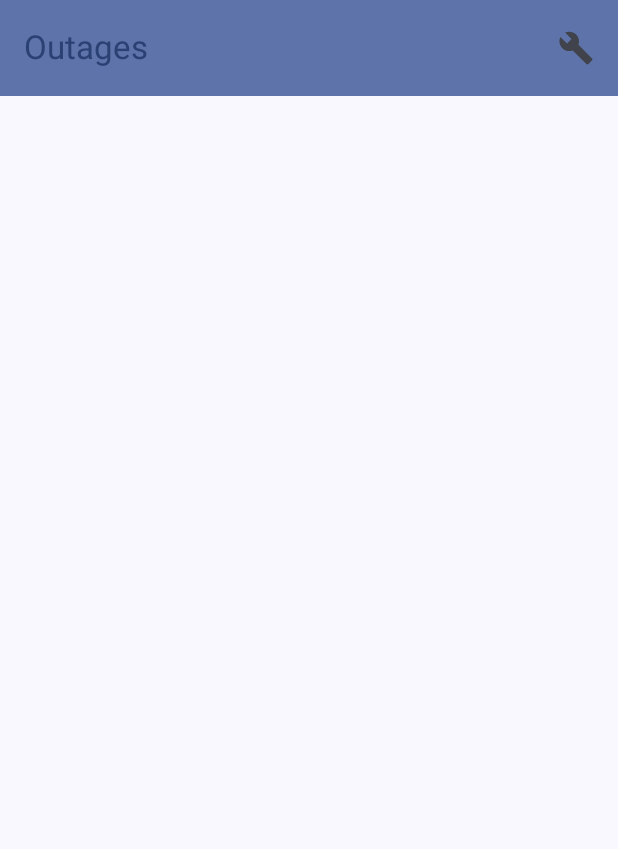
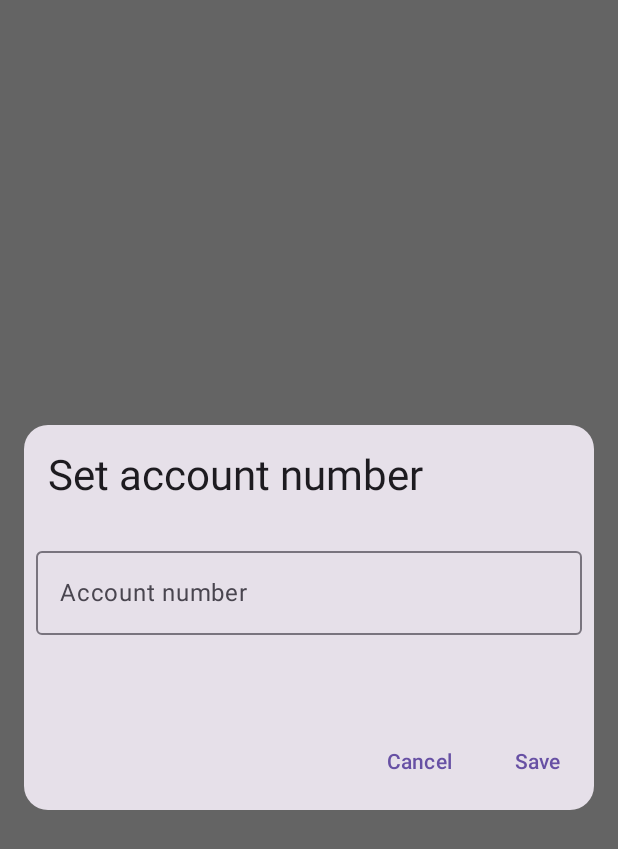
Before and after one commit to AndriyTyranovets/IF-Outages, an Android app built with Jetpack Compose: the screen it shows after launch (MainActivity), on a phone screen of 412 x 824 dp. Shown: the top 849 px of the screen. Run offline under Robolectric (Android 15) with nearby library versions, the phone set to English and light mode, and no system bars; our stand-ins replace livedata-compose.

Commit message:
Integrated DataStore + refactor

```diff
--- a/app/src/main/AndroidManifest.xml
+++ b/app/src/main/AndroidManifest.xml
@@ -6,6 +6,7 @@
     <uses-permission android:name="android.permission.ACCESS_NETWORK_STATE" />
 
     <application
+        android:name=".IFOutagesApplication"
         android:allowBackup="true"
         android:dataExtractionRules="@xml/data_extraction_rules"
         android:fullBackupContent="@xml/backup_rules"
@@ -19,7 +20,9 @@
             android:name=".MainActivity"
             android:exported="true"
             android:label="@string/app_name"
-            android:theme="@style/Theme.IFOutages">
+            android:theme="@style/Theme.IFOutages"
+            android:configChanges="orientation"
+            android:screenOrientation="portrait">
             <intent-filter>
                 <action android:name="android.intent.action.MAIN" />
 
--- /dev/null
+++ b/app/src/main/java/com/github/andriytyranovets/ifoutages/IFOutagesApplication.kt
@@ -0,0 +1,19 @@
+package com.github.andriytyranovets.ifoutages
+
+import android.app.Application
+import android.content.Context
+import androidx.datastore.core.DataStore
+import androidx.datastore.preferences.core.Preferences
+import androidx.datastore.preferences.preferencesDataStore
+import com.github.andriytyranovets.ifoutages.datastore.DataStoreRepository
+
+private val Context.dataStore: DataStore<Preferences> by preferencesDataStore(
+    name = "appdata"
+)
+class IFOutagesApplication: Application() {
+    lateinit var dataStoreRepository: DataStoreRepository
+    override fun onCreate() {
+        super.onCreate()
+        dataStoreRepository = DataStoreRepository(dataStore)
+    }
+}
--- a/app/src/main/java/com/github/andriytyranovets/ifoutages/MainActivity.kt
+++ b/app/src/main/java/com/github/andriytyranovets/ifoutages/MainActivity.kt
@@ -1,249 +1,128 @@
 package com.github.andriytyranovets.ifoutages
 
-import android.content.Context
+import android.content.pm.ActivityInfo
 import android.os.Bundle
-import android.util.Log
 import androidx.activity.ComponentActivity
 import androidx.activity.compose.setContent
 import androidx.activity.enableEdgeToEdge
 import androidx.activity.viewModels
 import androidx.compose.foundation.ExperimentalFoundationApi
-import androidx.compose.foundation.background
-import androidx.compose.foundation.focusable
 import androidx.compose.foundation.layout.Arrangement
-import androidx.compose.foundation.layout.Box
 import androidx.compose.foundation.layout.Column
-import androidx.compose.foundation.layout.PaddingValues
-import androidx.compose.foundation.layout.Row
-import androidx.compose.foundation.layout.fillMaxHeight
 import androidx.compose.foundation.layout.fillMaxSize
-import androidx.compose.foundation.layout.fillMaxWidth
-import androidx.compose.foundation.layout.height
 import androidx.compose.foundation.layout.padding
-import androidx.compose.foundation.lazy.LazyColumn
-import androidx.compose.foundation.lazy.items
-import androidx.compose.foundation.shape.RoundedCornerShape
 import androidx.compose.material.icons.Icons
 import androidx.compose.material.icons.filled.Build
-import androidx.compose.material3.Card
+import androidx.compose.material3.CircularProgressIndicator
 import androidx.compose.material3.ExperimentalMaterial3Api
 import androidx.compose.material3.Icon
 import androidx.compose.material3.IconButton
 import androidx.compose.material3.MaterialTheme
-import androidx.compose.material3.OutlinedTextField
 import androidx.compose.material3.Scaffold
 import androidx.compose.material3.SnackbarHost
 import androidx.compose.material3.SnackbarHostState
 import androidx.compose.material3.Text
-import androidx.compose.material3.TextButton
 import androidx.compose.material3.TopAppBar
 import androidx.compose.material3.TopAppBarDefaults
 import androidx.compose.runtime.Composable
-import androidx.compose.runtime.LaunchedEffect
+import androidx.compose.runtime.collectAsState
 import androidx.compose.runtime.getValue
 import androidx.compose.runtime.livedata.observeAsState
 import androidx.compose.runtime.mutableStateOf
 import androidx.compose.runtime.remember
-import androidx.compose.runtime.rememberCoroutineScope
-import androidx.compose.runtime.saveable.rememberSaveable
 import androidx.compose.runtime.setValue
+import androidx.compose.ui.Alignment
 import androidx.compose.ui.Modifier
-import androidx.compose.ui.draw.shadow
-import androidx.compose.ui.graphics.Color
-import androidx.compose.ui.text.TextStyle
-import androidx.compose.ui.text.font.FontFamily
-import androidx.compose.ui.text.font.FontWeight
-import androidx.compose.ui.tooling.preview.Preview
-import androidx.compose.ui.unit.dp
-import androidx.compose.ui.unit.sp
-import androidx.compose.ui.window.Dialog
-import androidx.datastore.core.DataStore
-import androidx.datastore.preferences.core.Preferences
-import androidx.datastore.preferences.preferencesDataStore
-import com.github.andriytyranovets.ifoutages.config.Formatter
-import com.github.andriytyranovets.ifoutages.datastore.DataStoreRepository
-import com.github.andriytyranovets.ifoutages.models.OutageDuration
+import androidx.lifecycle.lifecycleScope
+import com.github.andriytyranovets.ifoutages.ui.AccountNumberDialog
+import com.github.andriytyranovets.ifoutages.ui.OutageList
 import com.github.andriytyranovets.ifoutages.ui.theme.IFOutagesTheme
 import com.github.andriytyranovets.ifoutages.viewmodels.MainViewModel
-import java.time.LocalDateTime
+import kotlinx.coroutines.launch
 
-private val Context.dataStore: DataStore<Preferences> by preferencesDataStore(
-    name = "appdata"
-)
-
-@OptIn(ExperimentalMaterial3Api::class, ExperimentalFoundationApi::class)
 class MainActivity : ComponentActivity() {
-    private val viewModel: MainViewModel by viewModels()
-    lateinit var store: DataStoreRepository
+    private val viewModel: MainViewModel by viewModels(factoryProducer = { MainViewModel.factory })
 
     override fun onCreate(savedInstanceState: Bundle?) {
         super.onCreate(savedInstanceState)
-        store = DataStoreRepository(dataStore)
+
+        requestedOrientation = ActivityInfo.SCREEN_ORIENTATION_PORTRAIT
 
         enableEdgeToEdge()
         setContent {
-            var accountNumber: String? by rememberSaveable { mutableStateOf(null) }
+            val accountNumber by viewModel.accountNumber.collectAsState()
+            var showDialog by remember { mutableStateOf(false) }
 
-            val scope = rememberCoroutineScope()
             val snackbarHostState = remember { SnackbarHostState() }
-            val outages by viewModel.outages.observeAsState(emptyMap())
             val queue by viewModel.queue.observeAsState("")
 
-            var showDialog by remember { mutableStateOf(false) }
-
-            IFOutagesTheme {
-                Scaffold(
+            when(accountNumber) {
+                null -> Column(
                     modifier = Modifier.fillMaxSize(),
-                    snackbarHost = { SnackbarHost(hostState = snackbarHostState) },
-                    topBar = {
-                        TopAppBar(
-                            colors = TopAppBarDefaults.topAppBarColors(
-                                containerColor = MaterialTheme.colorScheme.primaryContainer,
-                                titleContentColor = MaterialTheme.colorScheme.primary,
-                            ),
-//                            title = { Text("Queue ${q}.${s}") },
-                            title = { Text("Outages${if(queue.isBlank()) "" else ": Queue ${queue}"}") },
-                            actions = {
-                                IconButton(onClick = { showDialog = true }) {
-                                    Icon(imageVector = Icons.Default.Build, contentDescription = "Change account number")
-                                }
-                            }
-                        )
-                    }
-                ) { innerPadding ->
-                    LaunchedEffect(Unit) {
-                        viewModel.getOutages(accountNumber!!)
-                        Log.i("Main Activity", outages.toString())
-                    }
-                    LazyColumn(
-                        verticalArrangement = Arrangement.spacedBy(4.dp),
-                        modifier = Modifier
-                            .padding(innerPadding),
-
-                        ) {
-                        outages.forEach { (day, list) ->
-                            stickyHeader {
-                                Column(
-                                    modifier = Modifier
-                                        .height(32.dp)
-                                        .fillMaxWidth()
-                                        .background(MaterialTheme.colorScheme.primaryContainer)
-                                        .shadow(1.dp)
-                                ) {
-                                    Text(
-                                        text = day,
-                                        modifier = Modifier.fillMaxWidth(),
-                                        style = MaterialTheme.typography.headlineSmall,
-                                        color = MaterialTheme.colorScheme.primary,
-                                    )
-                                }
-                            }
-                            items(list) {
-                                OutageItem(
-                                    duration = it,
-                                    modifier = Modifier.padding(
-                                        paddingValues = PaddingValues(horizontal = 8.dp, vertical = 16.dp)
-                                    )
-                                )
-                            }
+                    horizontalAlignment = Alignment.CenterHorizontally,
+                    verticalArrangement = Arrangement.Center
+                ) {
+                    CircularProgressIndicator()
+                }
+                "" -> showDialog = true
+                else -> IFOutagesTheme {
+                    Scaffold(
+                        modifier = Modifier.fillMaxSize(),
+                        snackbarHost = { SnackbarHost(hostState = snackbarHostState) },
+                        topBar = {
+                            TheTopBar(
+                                queue = queue,
+                                showAccountNumberDialog = { showDialog = true }
+                            )
                         }
-                    }
-
-                    if(showDialog) {
-                        Dialog(onDismissRequest = { showDialog = false }) {
-                            var text by remember { mutableStateOf(accountNumber ?: "") }
-                            Card(
-                                modifier = Modifier
-                                    .fillMaxWidth()
-                                    .fillMaxHeight(0.35f)
-                                    .padding(16.dp),
-                                shape = RoundedCornerShape(16.dp),
-
-                            ) {
-                                Text(
-                                    modifier = Modifier.padding(16.dp),
-                                    text = "${if(accountNumber == null) "Set" else "Change"} account number",
-                                    style = MaterialTheme.typography.headlineMedium
-                                )
-                                OutlinedTextField(
-                                    modifier = Modifier
-                                        .fillMaxWidth()
-                                        .padding(8.dp)
-                                        .focusable(),
-                                    value = text,
-                                    onValueChange = { text = it },
-                                    label = { Text("Account number") }
-                                )
-                                Row(
-                                    modifier = Modifier
-                                        .fillMaxWidth(),
-                                    horizontalArrangement = Arrangement.End,
-                                ) {
-                                    TextButton(
-                                        onClick = { showDialog = false },
-                                        modifier = Modifier.padding(8.dp),
-                                    ) {
-                                        Text("Cancel")
-                                    }
-                                    TextButton(
-                                        onClick = {
-                                            accountNumber = text
-                                            showDialog = false
-                                            viewModel.getOutages(accountNumber!!)
-                                        },
-                                        modifier = Modifier.padding(8.dp),
-                                    ) {
-                                        Text("Save")
-                                    }
-                                }
-
-                            }
+                    ) { innerPadding ->
+                        Column(modifier = Modifier.padding(innerPadding)) {
+                            OutageList(
+                                viewModel = viewModel,
+                                accountNumber = accountNumber,
+                                onEditAccountNumber = { showDialog = true }
+                            )
                         }
                     }
                 }
+            }
+
+            if(showDialog) {
+                AccountNumberDialog(
+                    accountNumber = accountNumber,
+                    onSave = { text ->
+                        lifecycleScope.launch {
+                            viewModel.updateAccountNumber(text)
+                        }.invokeOnCompletion {
+                            showDialog = false
+                        }
+                    },
+                    onCancel = {
+                        if(accountNumber.isNullOrEmpty()) {
+                            this.finish()
+                            System.exit(0)
+                        } else
+                            showDialog = false
+                    }
+                )
             }
         }
     }
 }
 
-private val bodyLarge = TextStyle(
-        fontFamily = FontFamily.Default,
-        fontWeight = FontWeight.Normal,
-        fontSize = 16.sp,
-        lineHeight = 24.sp,
-        letterSpacing = 0.5.sp
-    )
-
+@OptIn(ExperimentalMaterial3Api::class)
 @Composable
-fun Greeting(name: String, modifier: Modifier = Modifier) {
-    Text(
-        text = "Hello $name!",
-        modifier = modifier
+fun TheTopBar(queue: String, showAccountNumberDialog: () -> Unit) {
+    TopAppBar(
+        colors = TopAppBarDefaults.topAppBarColors(
+            containerColor = MaterialTheme.colorScheme.primaryContainer,
+            titleContentColor = MaterialTheme.colorScheme.primary,
+        ),
+        title = { Text("Outages${if(queue.isBlank()) "" else ": Queue ${queue}"}") },
+        actions = {
+            IconButton(onClick = showAccountNumberDialog) {
+                Icon(imageVector = Icons.Default.Build, contentDescription = "Change account number")
+            }
+        }
     )
 }
-
-@Preview(showBackground = true)
-@Composable
-fun GreetingPreview() {
-    IFOutagesTheme {
-        Greeting("Android")
-    }
-}
-
-@Composable
-fun OutageItem(duration: OutageDuration, modifier: Modifier = Modifier) {
-    val now = LocalDateTime.now()
-    Box(
-        modifier = Modifier
-            .fillMaxWidth()
-            .background(if (duration.unknownType != null) Color(0xfff9ea89) else Color.Unspecified)
-    ) {
-        Column(modifier = modifier) {
-            Text(
-                text = "${duration.begin.toLocalTime().format(Formatter.Time)} - ${duration.end.toLocalTime().format(Formatter.Time)}",
-                style = MaterialTheme.typography.displaySmall,
-            )
-            Text(text = "${duration.duration()} hour${if (duration.duration() > 1) "s" else ""}")
-        }
-    }
-}
--- a/app/src/main/java/com/github/andriytyranovets/ifoutages/datastore/DataStoreRepository.kt
+++ b/app/src/main/java/com/github/andriytyranovets/ifoutages/datastore/DataStoreRepository.kt
@@ -18,7 +18,7 @@ class DataStoreRepository(private val dataStore: DataStore<Preferences>) {
     }
 
     val accountNumber: Flow<String?> = dataStore.data.map {
-        it[ACCOUNT_NUMBER]
+        it[ACCOUNT_NUMBER] ?: ""
     }
 
     val lastUpdate: Flow<LocalDateTime> = dataStore.data.map {
--- /dev/null
+++ b/app/src/main/java/com/github/andriytyranovets/ifoutages/ui/AccountNumberDialog.kt
@@ -0,0 +1,78 @@
+package com.github.andriytyranovets.ifoutages.ui
+
+import androidx.compose.foundation.focusable
+import androidx.compose.foundation.layout.Arrangement
+import androidx.compose.foundation.layout.Row
+import androidx.compose.foundation.layout.fillMaxHeight
+import androidx.compose.foundation.layout.fillMaxWidth
+import androidx.compose.foundation.layout.padding
+import androidx.compose.foundation.shape.RoundedCornerShape
+import androidx.compose.material3.Card
+import androidx.compose.material3.MaterialTheme
+import androidx.compose.material3.OutlinedTextField
+import androidx.compose.material3.Text
+import androidx.compose.material3.TextButton
+import androidx.compose.runtime.Composable
+import androidx.compose.runtime.getValue
+import androidx.compose.runtime.mutableStateOf
+import androidx.compose.runtime.remember
+import androidx.compose.runtime.setValue
+import androidx.compose.ui.Alignment
+import androidx.compose.ui.Modifier
+import androidx.compose.ui.unit.dp
+import androidx.compose.ui.window.Dialog
+
+@Composable
+fun AccountNumberDialog(
+    accountNumber: String?,
+    onCancel: () -> Unit,
+    onSave: (String) -> Unit
+) {
+    Dialog(onDismissRequest = onCancel) {
+        var text by remember { mutableStateOf(accountNumber ?: "") }
+        Card(
+            modifier = Modifier
+                .fillMaxWidth()
+                .fillMaxHeight(0.35f)
+                .padding(16.dp),
+            shape = RoundedCornerShape(16.dp),
+
+            ) {
+            Text(
+                modifier = Modifier.padding(16.dp),
+                text = "${if(accountNumber.isNullOrEmpty()) "Set" else "Change"} account number",
+                style = MaterialTheme.typography.headlineMedium
+            )
+            OutlinedTextField(
+                modifier = Modifier
+                    .fillMaxWidth()
+                    .padding(8.dp)
+                    .focusable(),
+                value = text,
+                onValueChange = { text = it },
+                label = { Text("Account number") }
+            )
+            Row(
+                modifier = Modifier
+                    .fillMaxWidth()
+                    .fillMaxHeight(),
+                horizontalArrangement = Arrangement.End,
+                verticalAlignment = Alignment.Bottom
+            ) {
+                TextButton(
+                    onClick = onCancel,
+                    modifier = Modifier.padding(8.dp),
+                ) {
+                    Text("Cancel")
+                }
+                TextButton(
+                    onClick = { onSave(text) },
+                    modifier = Modifier.padding(8.dp),
+                ) {
+                    Text("Save")
+                }
+            }
+
+        }
+    }
+}
--- a/app/src/main/java/com/github/andriytyranovets/ifoutages/viewmodels/MainViewModel.kt
+++ b/app/src/main/java/com/github/andriytyranovets/ifoutages/viewmodels/MainViewModel.kt
@@ -1,20 +1,53 @@
 package com.github.andriytyranovets.ifoutages.viewmodels
 
 import android.util.Log
+import androidx.core.text.isDigitsOnly
 import androidx.lifecycle.LiveData
 import androidx.lifecycle.MutableLiveData
 import androidx.lifecycle.ViewModel
+import androidx.lifecycle.ViewModelProvider
 import androidx.lifecycle.viewModelScope
+import androidx.lifecycle.viewmodel.initializer
+import androidx.lifecycle.viewmodel.viewModelFactory
+import com.github.andriytyranovets.ifoutages.IFOutagesApplication
 import com.github.andriytyranovets.ifoutages.config.RetrofitServiceInstance
+import com.github.andriytyranovets.ifoutages.datastore.DataStoreRepository
 import com.github.andriytyranovets.ifoutages.models.OutageDuration
 import com.github.andriytyranovets.ifoutages.models.OutageHour
+import kotlinx.coroutines.flow.SharingStarted
+import kotlinx.coroutines.flow.StateFlow
+import kotlinx.coroutines.flow.lastOrNull
+import kotlinx.coroutines.flow.stateIn
 import kotlinx.coroutines.launch
 import java.time.LocalDate
 import java.time.LocalDateTime
 import java.time.LocalTime
 
-class MainViewModel : ViewModel() {
+class MainViewModel(private val dataRepository: DataStoreRepository) : ViewModel() {
+
+    companion object {
+        val factory: ViewModelProvider.Factory = viewModelFactory {
+            initializer {
+                val app = (this[ViewModelProvider.AndroidViewModelFactory.APPLICATION_KEY] as IFOutagesApplication)
+                MainViewModel(app.dataStoreRepository)
+            }
+        }
+    }
     private val apiService = RetrofitServiceInstance.outagesApi
+
+    val accountNumber: StateFlow<String?> = dataRepository.accountNumber
+        .stateIn(
+            scope = viewModelScope,
+            started = SharingStarted.WhileSubscribed(3000),
+            initialValue = null
+        )
+
+    val lastUpdate: StateFlow<LocalDateTime?> = dataRepository.lastUpdate
+        .stateIn(
+            scope = viewModelScope,
+            started = SharingStarted.WhileSubscribed(3000),
+            initialValue = null
+        )
 
     private val _outages = MutableLiveData<Map<String, List<OutageDuration>>>()
     val outages: LiveData<Map<String, List<OutageDuration>>> = _outages;
@@ -22,12 +55,22 @@ class MainViewModel : ViewModel() {
     private val _queue = MutableLiveData<String>()
     val queue: LiveData<String> = _queue;
 
-    fun getOutages(accountNumber: String) {
+    suspend fun updateAccountNumber(accountNumber: String) {
+        if(isValidNumber(accountNumber)) {
+            viewModelScope.launch {
+                dataRepository.saveAccountNumber(accountNumber)
+            }.invokeOnCompletion {
+                this.fetchOutages(accountNumber)
+            }
+        }
+    }
+
+    fun fetchOutages(accountNumber: String) {
         viewModelScope.launch {
-            try {
+//            if(lastUpdate.lastOrNull()?.isBefore(LocalDateTime.now().minusMinutes(15)) == true) {
                 val res = apiService.getOutages(accountNumber)
-                Log.i("Main View Model", "${res}")
-                if(res.graphs.today != null || res.graphs.tomorrow != null) {
+                Log.i("Main View Model", "${lastUpdate.value}")
+                if (res.graphs.today != null || res.graphs.tomorrow != null) {
                     _outages.value = mapOf(
                         "Today" to (res.graphs.today?.hoursList
                             ?.filter { h -> h.electricity > 0 }
@@ -35,18 +78,31 @@ class MainViewModel : ViewModel() {
                             ?: emptyList()),
                         "Tomorrow" to (res.graphs.tomorrow?.hoursList
                             ?.filter { h -> h.electricity > 0 }
-                            ?.fold(mutableListOf()) { acc, h -> folder(acc, h, LocalDate.now().plusDays(1)) }
+                            ?.fold(mutableListOf()) { acc, h ->
+                                folder(
+                                    acc,
+                                    h,
+                                    LocalDate.now().plusDays(1)
+                                )
+                            }
                             ?: emptyList())
                     )
                 }
                 _queue.value = "${res.current.queue}.${res.current.subqueue}"
-            } catch (ex: Exception) {
-                Log.e("Main Activity", "Outage error:")
-                Log.e("Main Activity", ex.message.toString())
-                Log.e("Main Activity", ex.toString())
+//            }
+        }.invokeOnCompletion { ex ->
+            if(ex != null) {
+                if(isValidNumber(accountNumber)) {
+                    // reschedule
+                }
+            } else {
+                viewModelScope.launch { dataRepository.saveLastUpdate(LocalDateTime.now()) }
             }
         }
     }
+
+    private fun isValidNumber(accountNumber: String) =
+        accountNumber.isNotEmpty() && accountNumber.isDigitsOnly() && accountNumber.length == 8
 
     private fun folder(accumulator: MutableList<OutageDuration>, outageHour: OutageHour, day: LocalDate): MutableList<OutageDuration> {
         val begin = LocalDateTime.of(day, LocalTime.of(outageHour.hour.toInt() - 1, 0))
```
Also changed, not shown: app/src/main/java/com/github/andriytyranovets/ifoutages/ui/OutageList.kt (added, +115 -0 lines).
